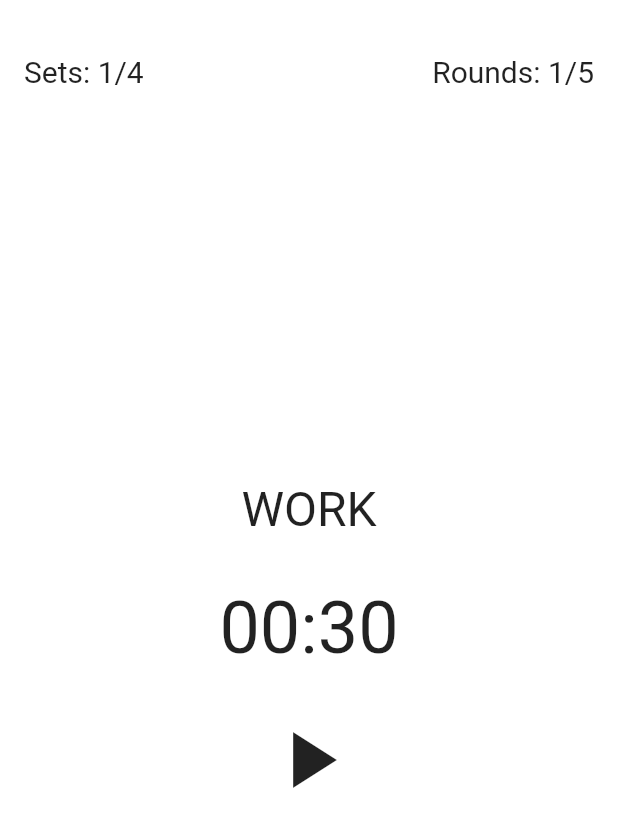
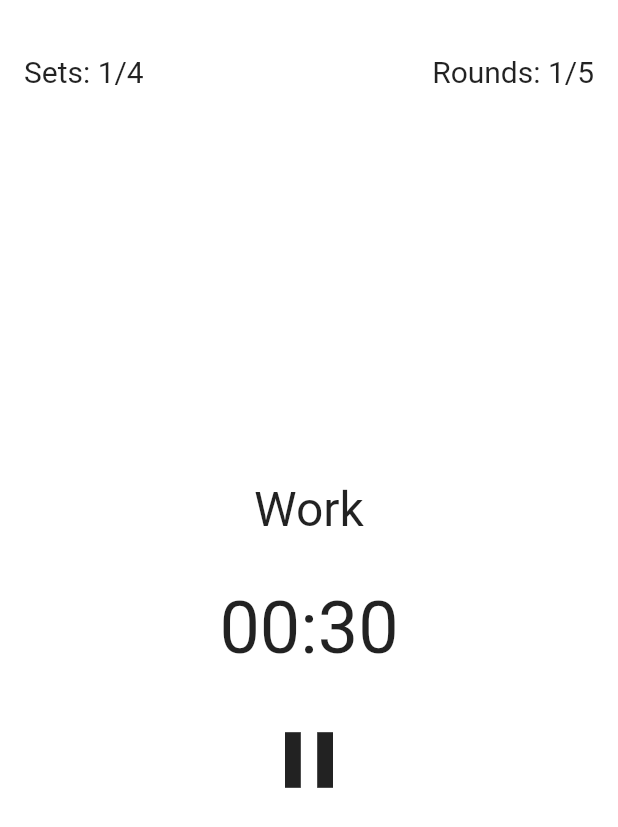
Before and after one commit to pechischev/workout_timer, a Flutter app: the screen it shows after launch, after a tap on the "play arrow" icon, on a phone screen of 412 x 824 dp. Shown: the top 827 px of the screen. Run offline on Flutter 3.47's test engine with Material 2 defaults, Android fonts, the phone set to English and light mode, and no system bars; our stand-ins replace flutter_bloc, freezed_annotation, hydrated_bloc, stop_watch_timer; generated files the repository leaves out were written again.

Commit message:
added base logic for training (with mistakes)

```diff
--- a/lib/pages/training_screen.dart
+++ b/lib/pages/training_screen.dart
@@ -1,11 +1,23 @@
 import 'package:flutter/material.dart';
 import 'package:flutter_bloc/flutter_bloc.dart';
 import 'package:my_train_clock/state/settings/settings.dart';
+import 'package:my_train_clock/state/training/training.dart';
 import 'package:my_train_clock/ui/widgets.dart';
+import 'package:stop_watch_timer/stop_watch_timer.dart';
 
 class TrainingScreen extends StatelessWidget {
   const TrainingScreen({super.key});
 
+  @override
+  Widget build(BuildContext context) {
+    return BlocProvider(
+      create: (BuildContext context) => TrainingBloc(),
+      child: _TrainingScreenContent(),
+    );
+  }
+}
+
+class _TrainingScreenContent extends StatelessWidget {
   @override
   Widget build(BuildContext context) {
     return Layout(
@@ -31,24 +43,63 @@ class TrainingScreen extends StatelessWidget {
             child: Column(
               mainAxisAlignment: MainAxisAlignment.center,
               children: [
-                const Text(
-                  'WORK',
-                  style: TextStyle(
-                    fontSize: 32,
-                  ),
+                BlocBuilder<TrainingBloc, TrainingState>(
+                  builder: (context, state) {
+                    final label = state.maybeWhen(
+                      resting: () => 'Rest',
+                      orElse: () => 'Work',
+                    );
+                    return Text(
+                      label,
+                      style: const TextStyle(
+                        fontSize: 32,
+                      ),
+                    );
+                  },
                 ),
                 const SizedBox(height: 32),
-                const Text(
-                  '00:30',
-                  style: TextStyle(
-                    fontSize: 48,
-                  ),
-                ),
+                StreamBuilder(
+                    stream: context.read<TrainingBloc>().time,
+                    initialData: 0,
+                    builder: (context, snap) {
+                      final value = snap.data ?? 0;
+                      final displayTime = StopWatchTimer.getDisplayTime(
+                        value,
+                        hours: false,
+                        milliSecond: false,
+                      );
+
+                      return Text(
+                        displayTime,
+                        style: const TextStyle(
+                          fontSize: 48,
+                        ),
+                      );
+                    }),
                 const SizedBox(height: 20),
-                IconButton(
-                  iconSize: 64,
-                  onPressed: () {},
-                  icon: const Icon(Icons.play_arrow, size: 64),
+                BlocBuilder<TrainingBloc, TrainingState>(
+                  builder: (context, state) {
+                    final bloc = context.read<TrainingBloc>();
+
+                    return state.when(
+                      unknown: () => _TimerButton(
+                        icon: Icons.play_arrow,
+                        onTap: () => bloc.add(const TrainingEvent.start()),
+                      ),
+                      resting: () => _TimerButton(
+                        icon: Icons.pause,
+                        onTap: () => bloc.add(const TrainingEvent.pause()),
+                      ),
+                      working: () => _TimerButton(
+                        icon: Icons.pause,
+                        onTap: () => bloc.add(const TrainingEvent.pause()),
+                      ),
+                      paused: () => _TimerButton(
+                        icon: Icons.play_arrow,
+                        onTap: () => bloc.add(const TrainingEvent.proceed()),
+                      ),
+                    );
+                  },
                 )
               ],
             ),
@@ -58,3 +109,19 @@ class TrainingScreen extends StatelessWidget {
     );
   }
 }
+
+class _TimerButton extends StatelessWidget {
+  final Function onTap;
+  final IconData icon;
+
+  const _TimerButton({super.key, required this.onTap, required this.icon});
+
+  @override
+  Widget build(BuildContext context) {
+    return IconButton(
+      iconSize: 64,
+      onPressed: () => onTap(),
+      icon: Icon(icon, size: 64),
+    );
+  }
+}
--- /dev/null
+++ b/lib/state/training/training.dart
@@ -0,0 +1 @@
+export 'training_bloc.dart';
--- /dev/null
+++ b/lib/state/training/training_bloc.dart
@@ -0,0 +1,118 @@
+// events
+// - start - начало упражения - запускает таймер на работу
+// - pause - приостановить упражнение - паузит таймер
+// - finish - закончить упражнение - вообще заканчивает тренировку
+// - rest - отдых - запускает таймер для отдыха
+// - continue - продолжить - продолжает таймер
+
+// state
+// - unknown
+// - resting - time
+// - working - time
+// - paused - time
+
+import 'package:flutter_bloc/flutter_bloc.dart';
+import 'package:freezed_annotation/freezed_annotation.dart';
+import 'package:stop_watch_timer/stop_watch_timer.dart';
+
+part 'training_bloc.freezed.dart';
+
+@freezed
+class TrainingEvent with _$TrainingEvent {
+  const TrainingEvent._();
+
+  @literal
+  const factory TrainingEvent.start() = _StartEvent;
+
+  @literal
+  const factory TrainingEvent.pause() = _PauseEvent;
+
+  @literal
+  const factory TrainingEvent.finish() = _FinishEvent;
+
+  @literal
+  const factory TrainingEvent.rest() = _RestEvent;
+
+  @literal
+  const factory TrainingEvent.proceed() = _ProceedEvent;
+}
+
+@freezed
+class TrainingState with _$TrainingState {
+  const TrainingState._();
+
+  const factory TrainingState.unknown() = _UnknownState;
+
+  const factory TrainingState.resting() = _RestingState;
+
+  const factory TrainingState.working() = _WorkingState;
+
+  const factory TrainingState.paused() = _PausedState; // save prev state
+}
+
+class TrainingBloc extends Bloc<TrainingEvent, TrainingState> {
+  late final StopWatchTimer _timer;
+
+  final workTime = 30;
+  final restTime = 10;
+
+  TrainingBloc(): super(const TrainingState.unknown()) {
+    on<_StartEvent>((_, emit) => _start(emit));
+    on<_PauseEvent>((_, emit) => _pause(emit));
+    on<_ProceedEvent>((_, emit) => _continue(emit));
+    on<_FinishEvent>((_, emit) => _finish(emit));
+
+    _timer = StopWatchTimer(
+      mode: StopWatchMode.countDown,
+      presetMillisecond: 30 * 1000,
+      onChange: (value) {
+        final shouldChangeState = value == 0 ;
+        if (shouldChangeState) {
+          state.whenOrNull(
+            working: () {
+              _timer.onResetTimer();
+              _timer.setPresetTime(mSec: 11 * 1000, add: false);
+              _timer.onStartTimer();
+              emit(const TrainingState.resting());
+            },
+            resting: () {
+              _timer.onResetTimer();
+              _timer.setPresetTime(mSec: 31 * 1000, add: false);
+              _timer.onStartTimer();
+              emit(const TrainingState.working());
+            },
+
+          );
+        }
+      },
+    );
+  }
+
+  Stream<int> get time => _timer.rawTime;
+
+  void _start(Emitter<TrainingState> emitter) {
+    _timer.onStartTimer();
+    emitter(const TrainingState.working());
+  }
+
+  void _finish(Emitter<TrainingState> emitter) {
+    _timer.onResetTimer();
+    emitter(const TrainingState.unknown());
+  }
+
+  void _pause(Emitter<TrainingState> emitter) {
+    _timer.onStopTimer();
+    emitter(const TrainingState.paused());
+  }
+
+  void _continue(Emitter<TrainingState> emitter) {
+    _timer.onStartTimer();
+    emitter(const TrainingState.working());
+  }
+
+  @override
+  Future<void> close() {
+    _timer.dispose();
+    return super.close();
+  }
+}
```
